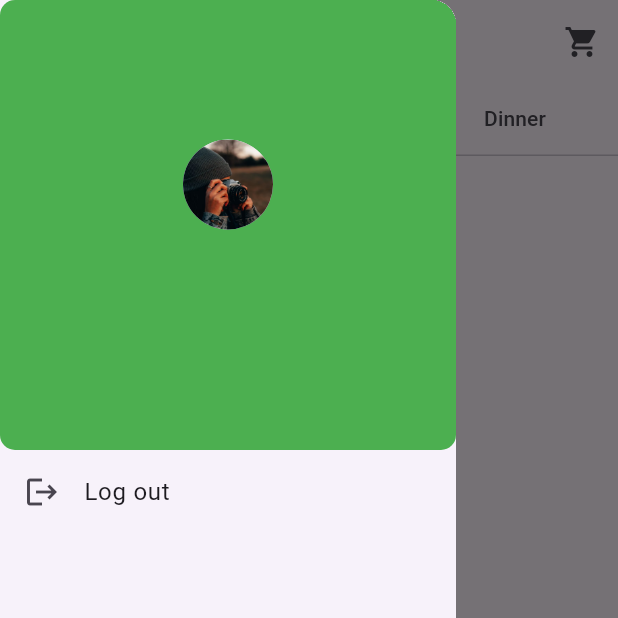
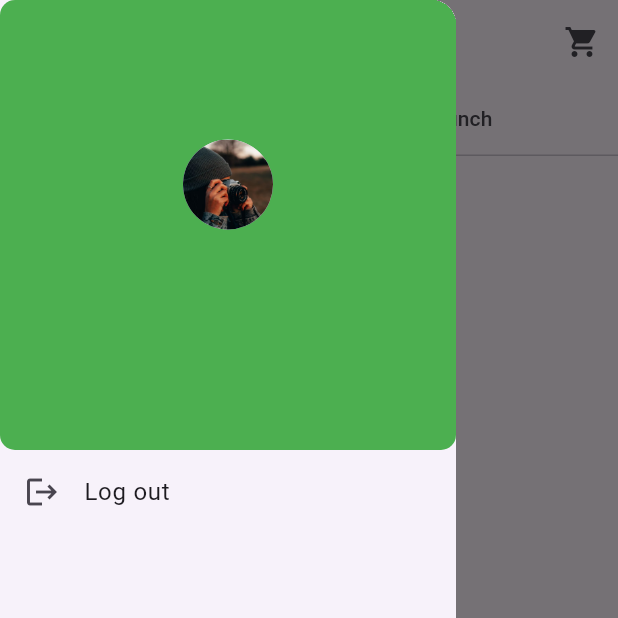
Before and after one commit to JebinIBT/ZartekMT, a Flutter app: the HomePage screen opened directly, with the side drawer open, on a phone screen of 412 x 824 dp, the top half of it. Run offline on Flutter 3.47's test engine with Material 3 defaults, Android fonts, the phone set to English and light mode, and no system bars; our stand-ins replace cloud_firestore, firebase_auth, firebase_core, google_sign_in, shimmer; accounts and stored records are empty; network calls fail.

Commit message:
Homepage

```diff
--- a/lib/RestaurantsApp/Views/HomePage/homepage.dart
+++ b/lib/RestaurantsApp/Views/HomePage/homepage.dart
@@ -35,7 +35,7 @@ class _HomePageState extends State<HomePage> {
   @override
   Widget build(BuildContext context) {
     return DefaultTabController(
-      length: 3,
+      length: 2,
       child: Scaffold(
         appBar: AppBar(
           actions: [
@@ -51,7 +51,6 @@ class _HomePageState extends State<HomePage> {
             tabs: [
               Tab(text: "Breakfast"),
               Tab(text: "Lunch"),
-              Tab(text: "Dinner"),
             ],
           ),
         ),
@@ -109,7 +108,6 @@ class _HomePageState extends State<HomePage> {
           children: [
             BreakfastScreen(),
             LunchScreen(),
-            LunchScreen(),
           ],
         ),
       ),
--- a/lib/RestaurantsApp/Views/Login/login.dart
+++ b/lib/RestaurantsApp/Views/Login/login.dart
@@ -40,11 +40,7 @@ class _LoginScreenState extends State<LoginScreen> {
                   ),
                 ),
                 onPressed: _isLoading ? null : () => signInWithGoogle(context),
-                child: _isLoading
-                    ? CircularProgressIndicator(
-                  color: Colors.white,
-                )
-                    : Row(
+                child:  Row(
                   children: [
                     Image.asset('assets/google.png', width: 30, height: 30),
                     SizedBox(width: 100),
```
